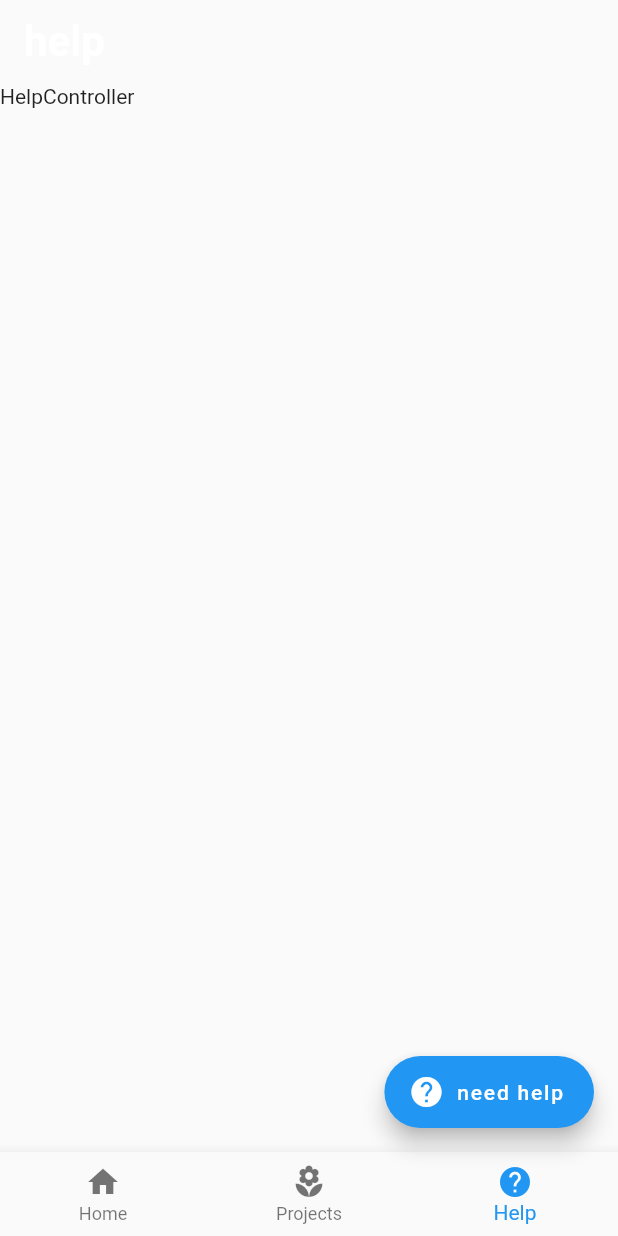
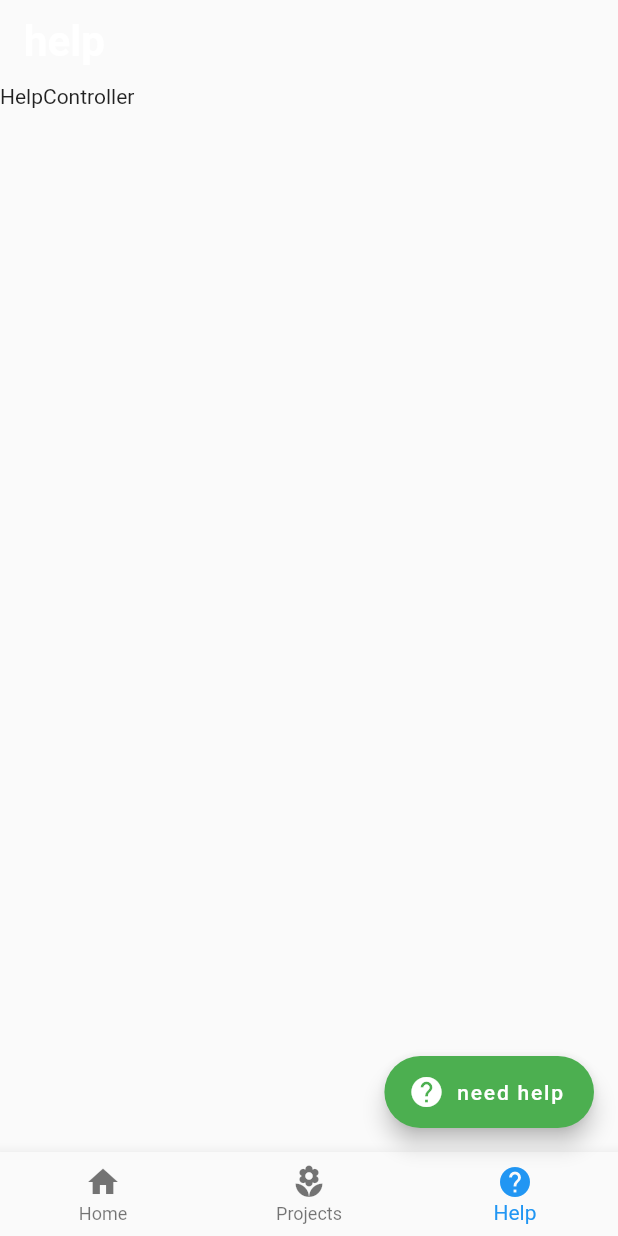
Before and after one commit to joscha0/hackaTUM2021, a Flutter app: the screen it shows after launch, item 3 of the bottom bar chosen, on a phone screen of 412 x 824 dp. Run offline on Flutter 3.47's test engine with Material 2 defaults, Android fonts, the phone set to English and light mode, and no system bars; our stand-ins replace get.

Commit message:
change color

```diff
--- a/lib/main.dart
+++ b/lib/main.dart
@@ -1,5 +1,5 @@
 import 'package:flutter/material.dart';
-import 'package:gardening/modules/home/home_view.dart';
+import 'package:gardening/modules/projects/projects_view.dart';
 import 'package:get/get.dart';
 
 import 'services/auth_service.dart';
@@ -16,15 +16,15 @@ class MyApp extends StatelessWidget {
     return GetMaterialApp(
       debugShowCheckedModeBanner: false,
       theme: ThemeData.light().copyWith(
-          primaryColor: Colors.blue,
+          primaryColor: Colors.green,
           colorScheme:
-              ColorScheme.fromSwatch().copyWith(secondary: Colors.blue)),
+              ColorScheme.fromSwatch().copyWith(secondary: Colors.green)),
       darkTheme: ThemeData.dark().copyWith(
-          primaryColor: Colors.blue,
+          primaryColor: Colors.green,
           colorScheme:
-              ColorScheme.fromSwatch().copyWith(secondary: Colors.blue)),
+              ColorScheme.fromSwatch().copyWith(secondary: Colors.green)),
       themeMode: ThemeMode.system,
-      home: HomeView(),
+      home: ProjectsView(),
       initialBinding: BindingsBuilder(
         () {
           Get.put(AuthService());
```
